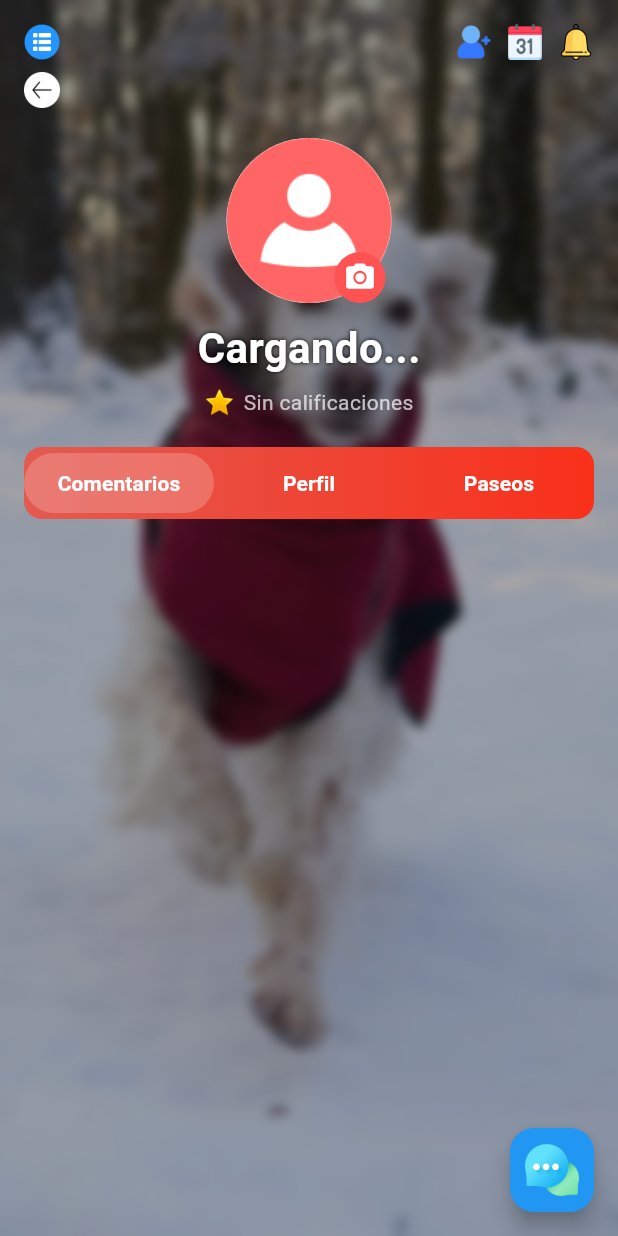
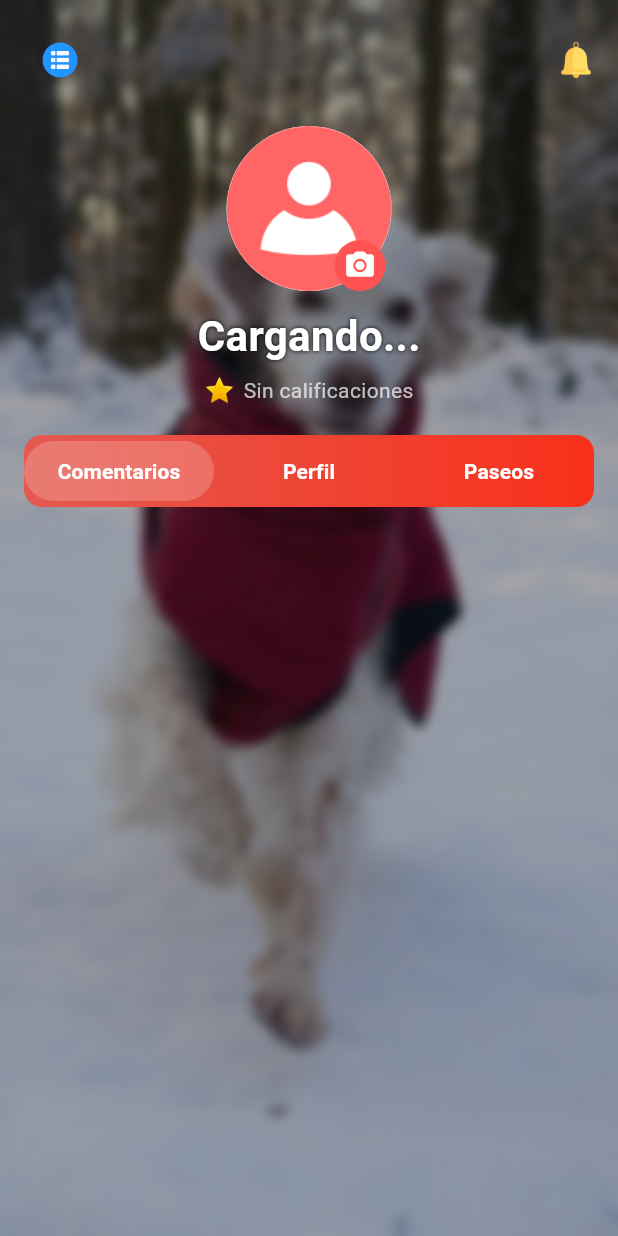
Before and after one commit to angelarome/App_Huellitas, a Flutter app: the PerfilPaseadorScreen screen opened directly with empty values, after a tap on "Comentarios", on a phone screen of 412 x 824 dp. Run offline on Flutter 3.47's test engine with Material 3 defaults, Android fonts, the phone set to English and light mode, and no system bars; our stand-ins replace cloud_firestore, dropdown_button2, file_picker, firebase_core, firebase_messaging, flutter_map and 3 more; accounts and stored records are empty; network calls fail; project files that could hold a hidden picture were left out.

Commit message:
version organizada y completa

```diff
--- a/lib/screens/mipaseador2.dart
+++ b/lib/screens/mipaseador2.dart
@@ -11,6 +11,7 @@
 import 'editarPaseador.dart';
 import 'calendariopaseador.dart';
 import 'iniciarsesion.dart';
+import 'barralateralpaseador.dart';
 class PerfilPaseadorScreen extends StatefulWidget {
   final int id_paseador;
 
@@ -40,6 +41,13 @@
   void initState() {
     super.initState();
     _obtenerPaseador(); // Llamamos a la API apenas se abre la pantalla
+  }
+
+  bool _menuAbierto = false;
+  void _toggleMenu() {
+    setState(() {
+      _menuAbierto = !_menuAbierto;
+    });
   }
 
   String capitalizar(String texto) {
@@ -617,11 +625,6 @@
   @override
   Widget build(BuildContext context) {
     return Scaffold(
-      floatingActionButton: FloatingActionButton(
-        backgroundColor: Colors.blue,
-        onPressed: () {},
-        child: Image.asset('assets/inteligent.png', width: 36, height: 36),
-      ),
       body: Stack(
         children: [
           // Fondo con desenfoque
@@ -644,7 +647,7 @@
               padding: const EdgeInsets.all(16),
               child: Column(
                 children: [
-                  _menuSuperior(),
+                  _barraSuperior(context),
                   const SizedBox(height: 20),
                   _fotoYNombre(),
                   const SizedBox(height: 20),
@@ -664,6 +667,8 @@
               ),
             ),
           ),
+          if (_menuAbierto)
+            MenuLateralAnimado(onCerrar: _toggleMenu, id: widget.id_paseador),
         ],
       ),
     );
@@ -686,46 +691,38 @@
     }
   }
   // ═══════════════════════════════════════════
-  // MENÚ SUPERIOR
-  Widget _menuSuperior() {
+  Widget _barraSuperior(BuildContext context) {
     return Row(
       mainAxisAlignment: MainAxisAlignment.spaceBetween,
-      crossAxisAlignment: CrossAxisAlignment.start,
       children: [
-        Column(
-          children: [
-            GestureDetector(
-              onTap: () {},
-              child: SizedBox(width: 24, height: 24, child: Image.asset('assets/Menu.png')),
-            ),
-            const SizedBox(height: 8),
-            GestureDetector(
-              onTap: () => LoginScreen(),
-              child: SizedBox(width: 24, height: 24, child: Image.asset('assets/devolver5.png')),
-            ),
-          ],
+        IconButton(
+          icon: SizedBox(
+            width: 24,
+            height: 24,
+            child: Image.asset('assets/Menu.png'),
+          ),
+          onPressed: _toggleMenu,
         ),
         Row(
           children: [
-            GestureDetector(
-              onTap: () {},
-              child: SizedBox(width: 24, height: 24, child: Image.asset('assets/Perfil.png')),
-            ),
+
             const SizedBox(width: 10),
-            GestureDetector(
-              onTap: () {},
-              child: SizedBox(width: 24, height: 24, child: Image.asset('assets/Calendr.png')),
-            ),
-            const SizedBox(width: 10),
-            GestureDetector(
-              onTap: () {},
-              child: SizedBox(width: 24, height: 24, child: Image.asset('assets/Campana3.png')),
-            ),
+            _iconoTop("assets/Campana.png", () {}),
           ],
-        ),
+        )
+
+
       ],
     );
   }
+
+  Widget _iconoTop(String asset, VoidCallback onTap) {
+    return GestureDetector(
+      onTap: onTap,
+      child: SizedBox(width: 24, height: 24, child: Image.asset(asset)),
+    );
+  }
+
 
   // ═══════════════════════════════════════════
   // FOTO Y NOMBRE
```
Also changed, not shown: lib/screens/barralateralpaseador.dart (added, +192 -0 lines), lib/screens/editarPaseador.dart (+43 -40 lines).
